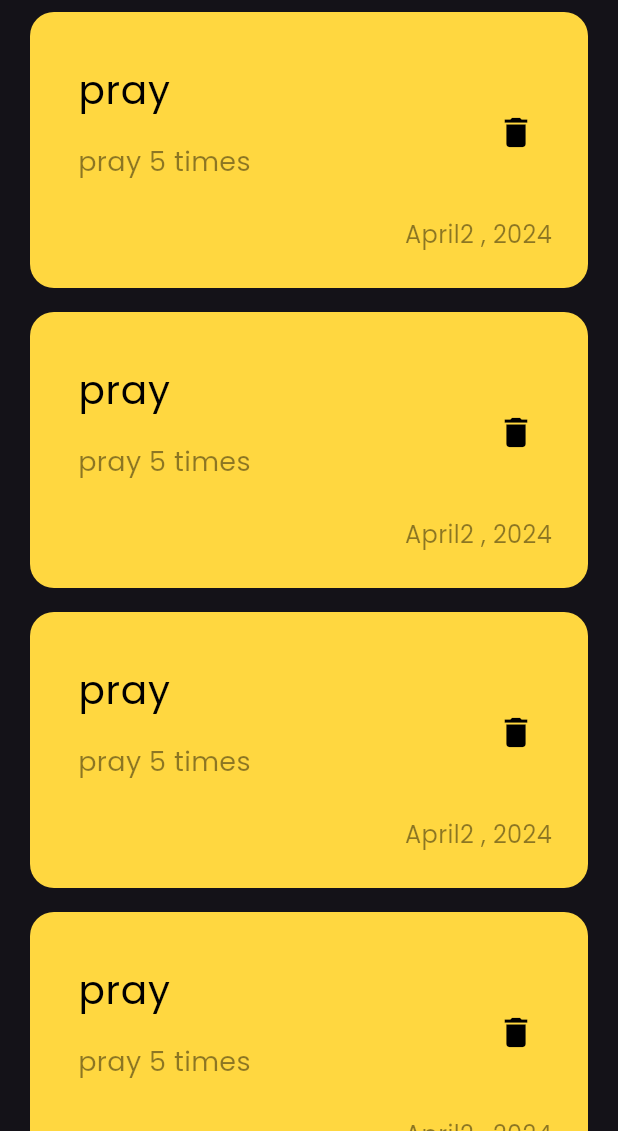
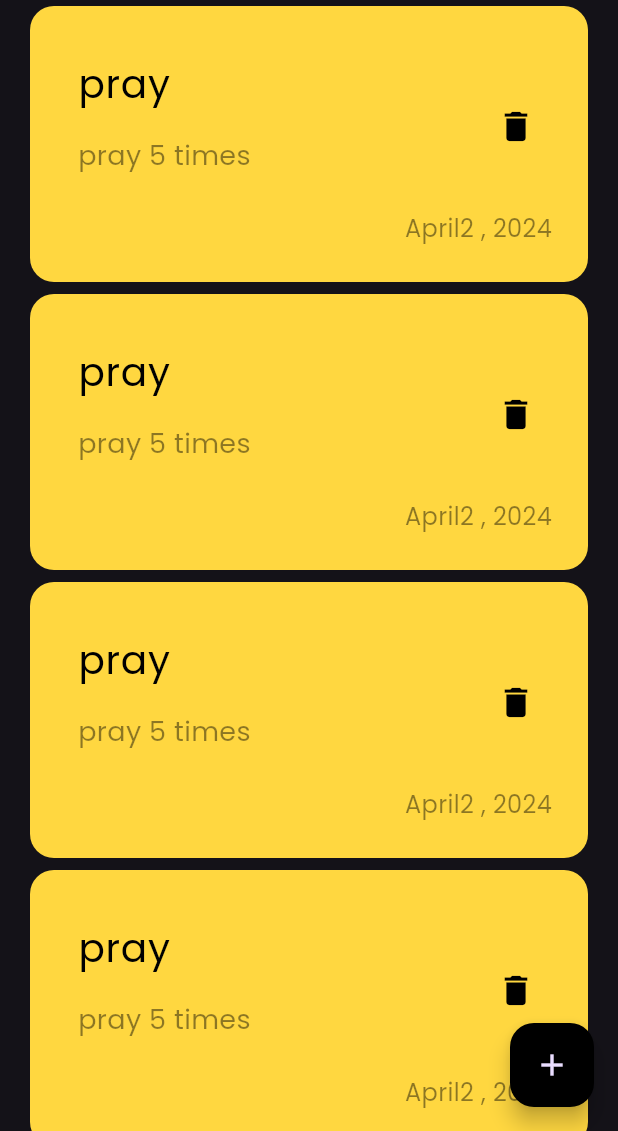
Before and after one commit to DiaaMahdy/noota, a Flutter app: the screen it shows after launch, on a phone screen of 412 x 824 dp, the part 105-1236 px from its top. Run offline on Flutter 3.47's test engine with Material 3 defaults, Android fonts, the light colour scheme and no system bars.

Commit message:
Add floating action button

```diff
--- a/lib/views/notes_view.dart
+++ b/lib/views/notes_view.dart
@@ -6,8 +6,15 @@ class NotesView extends StatelessWidget {
 
   @override
   Widget build(BuildContext context) {
-    return const Scaffold(
-      body: NotesViewBody(),
+    return Scaffold(
+      floatingActionButton: FloatingActionButton(
+        onPressed: () {},
+        backgroundColor: Colors.black,
+        child: const Icon(
+          Icons.add,
+        ),
+      ),
+      body: const NotesViewBody(),
     );
   }
 }
--- a/lib/widgets/notes_builder.dart
+++ b/lib/widgets/notes_builder.dart
@@ -7,9 +7,9 @@ class NotesBuilder extends StatelessWidget {
   @override
   Widget build(BuildContext context) {
     return ListView.builder(itemBuilder: (context, index) {
-      return Padding(
-        padding: const EdgeInsets.symmetric(
-          vertical: 8,
+      return const Padding(
+        padding: EdgeInsets.symmetric(
+          vertical: 4,
         ),
         child: NoteItem(),
       );
```
